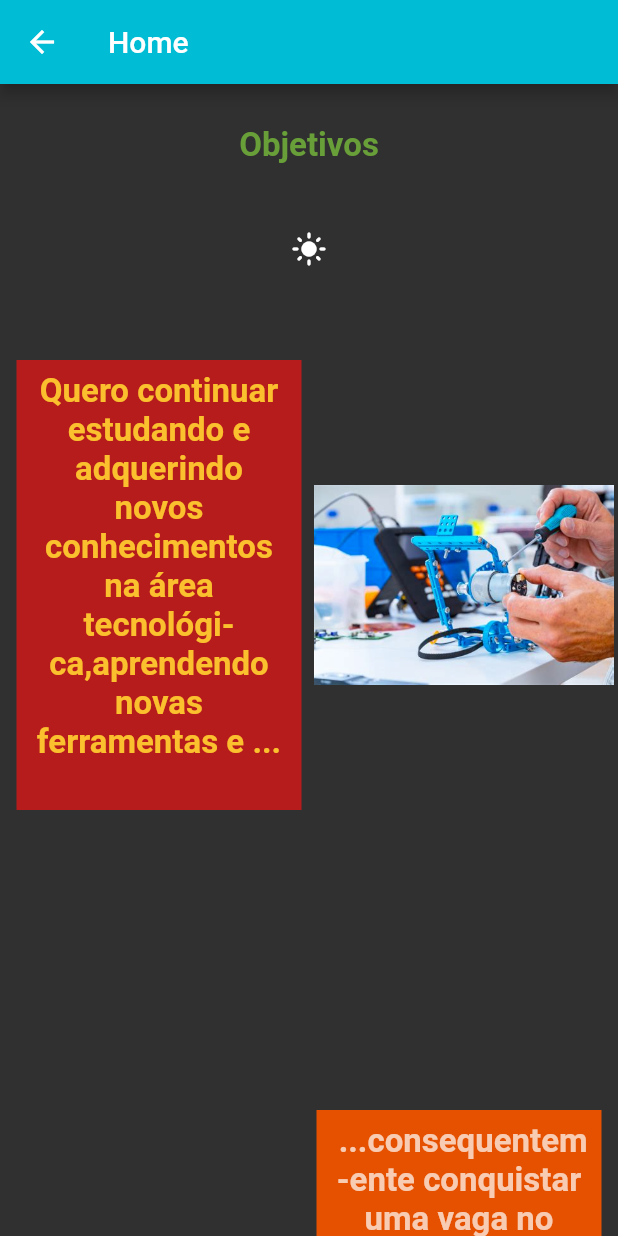
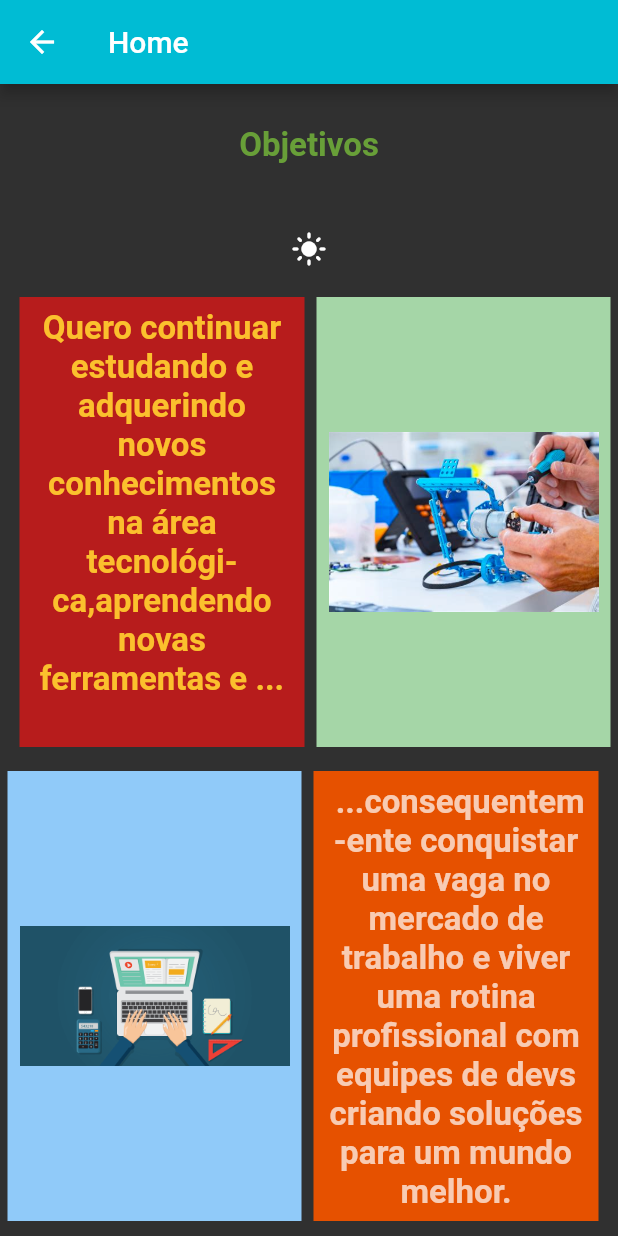
Before and after one commit to RonaldoFagundes/flutterMyPortfolio, a Flutter app: the InfoPage screen opened directly, after a tap on the "dark mode" icon, on a phone screen of 412 x 824 dp. Run offline on Flutter 3.47's test engine with Material 2 defaults, Android fonts, the phone set to English and light mode, and no system bars; our stand-ins replace carousel_slider, ionicons; network calls fail.

Commit message:
update v2

```diff
--- a/lib/pages/home_page.dart
+++ b/lib/pages/home_page.dart
@@ -1,13 +1,14 @@
 import 'package:flutter/material.dart';
 
 import 'package:carousel_slider/carousel_slider.dart';
-import 'package:my_portfolio/pages/java_page.dart';
-import 'package:material_design_icons_flutter/material_design_icons_flutter.dart';
+import 'package:ionicons/ionicons.dart';
 
+import '../models/launch_page.dart';
 import 'js_page.dart';
 import 'html_page.dart';
 import 'react_page.dart';
 import 'info_page.dart';
+import 'java_page.dart';
 
 class HomePage extends StatefulWidget {
   @override
@@ -44,9 +45,7 @@ class _HomePageState extends State<HomePage> {
                   accountName: Text("RonaldoFagundes"),
                   accountEmail: Text("rfagundes@gmail.com"),
                   currentAccountPicture: CircleAvatar(
-                    //radius: 40,
                     backgroundColor: Colors.transparent,
-
                     child: ClipRRect(
                       borderRadius: BorderRadius.circular(80.0),
                       child: Image.asset('../assets/images/myself.jpg'),
@@ -55,15 +54,13 @@ class _HomePageState extends State<HomePage> {
                 ),
               ),
               ListTile(
-                //leading: Icon(Icons.settings, color: Colors.green),
                 leading: Icon(
-                  MdiIcons.languageHtml5,
+                  Ionicons.logo_html5,
                   size: 40,
                   color: Colors.amber,
                 ),
-
                 title: Text(
-                  'Html/Css',
+                  'Html',
                   style: TextStyle(
                     fontSize: 24,
                     color: Colors.green,
@@ -80,9 +77,31 @@ class _HomePageState extends State<HomePage> {
                 },
               ),
               ListTile(
-                // leading: Icon(Icons.settings, color: Colors.green),
                 leading: Icon(
-                  MdiIcons.languageJavascript,
+                  Ionicons.logo_css3,
+                  size: 40,
+                  color: Colors.amber,
+                ),
+                title: Text(
+                  'Css',
+                  style: TextStyle(
+                    fontSize: 24,
+                    color: Colors.green,
+                    fontWeight: FontWeight.bold,
+                  ),
+                ),
+                onTap: () {
+                  Navigator.push(
+                    context,
+                    MaterialPageRoute(
+                      builder: (context) => HtmlPage(),
+                    ),
+                  );
+                },
+              ),
+              ListTile(
+                leading: Icon(
+                  Ionicons.logo_javascript,
                   size: 40,
                   color: Colors.amber,
                 ),
@@ -105,7 +124,7 @@ class _HomePageState extends State<HomePage> {
               ),
               ListTile(
                 leading: Icon(
-                  MdiIcons.react,
+                  Ionicons.logo_react,
                   size: 40,
                   color: Colors.amber,
                 ),
@@ -128,7 +147,7 @@ class _HomePageState extends State<HomePage> {
               ),
               ListTile(
                 leading: Icon(
-                  MdiIcons.languageJava,
+                  Ionicons.server,
                   size: 40,
                   color: Colors.amber,
                 ),
@@ -151,7 +170,7 @@ class _HomePageState extends State<HomePage> {
               ),
               ListTile(
                 leading: Icon(
-                  MdiIcons.bikeFast,
+                  Ionicons.bicycle,
                   size: 40,
                   color: Colors.amber,
                 ),
@@ -285,70 +304,15 @@ class _HomePageState extends State<HomePage> {
                       padding: const EdgeInsets.symmetric(
                           vertical: 15, horizontal: 20),
                       child: Container(
-                        decoration: BoxDecoration(
-                            color: Colors.green,
-                            shape: BoxShape.circle,
-                            boxShadow: [
-                              BoxShadow(
-                                offset: const Offset(3.0, 3.0),
-                                blurRadius: 5.0,
-                                spreadRadius: 2.0,
-                              ),
-                            ]),
                         child: IconButton(
                           onPressed: () {
-                            //   abrirWhatsApp();
+                            openWhatsApp(
+                                number: '+5521990288543', msg: 'Olá tudo bem?');
                           },
                           icon: Icon(
-                            Icons.phone,
-                            color: Colors.white,
-                          ),
-                        ),
-                      ),
-                    ),
-                    /*  Padding(
-                      padding: const EdgeInsets.symmetric(
-                          vertical: 5, horizontal: 20),
-                      child: Container(
-                        height: 50,
-                        width: 60,
-                        color: Colors.amber,
-                        child: IconButton(
-                          onPressed: () {
-                            //abrirWhatsApp();
-                          },
-                          icon: CircleAvatar(
-                            backgroundColor: Colors.green,
-                            child: Icon(
-                              Icons.phone,
-                              color: Colors.white,
-                            ),
-                          ),
-                        ),
-                      ),
-                    ), */
-                    Padding(
-                      padding: const EdgeInsets.symmetric(
-                          vertical: 15, horizontal: 20),
-                      child: Container(
-                        decoration: BoxDecoration(
-                            //color: Colors.grey,
-                            //shape: BoxShape.circle,
-                            boxShadow: [
-                              /* BoxShadow(
-                                offset: const Offset(3.0, 3.0),
-                                blurRadius: 5.0,
-                                spreadRadius: 2.0,
-                              ), */
-                            ]),
-                        child: IconButton(
-                          onPressed: () {
-                            //  abrirGitHub();
-                          },
-                          icon: Icon(
-                            MdiIcons.github,
+                            Ionicons.logo_whatsapp,
                             size: 40,
-                            color: Colors.amber,
+                            color: Colors.green,
                           ),
                         ),
                       ),
@@ -357,24 +321,30 @@ class _HomePageState extends State<HomePage> {
                       padding: const EdgeInsets.symmetric(
                           vertical: 15, horizontal: 20),
                       child: Container(
-                        decoration: BoxDecoration(
-                            //color: Colors.grey,
-                            //shape: BoxShape.circle,
-                            boxShadow: [
-                              /*  BoxShadow(
-                                offset: const Offset(3.0, 3.0),
-                                blurRadius: 5.0,
-                                spreadRadius: 2.0,
-                              ), */
-                            ]),
                         child: IconButton(
                           onPressed: () {
-                            //abrirLinkedin();
+                            openGitHub();
                           },
                           icon: Icon(
-                            MdiIcons.linkedin,
+                            Ionicons.logo_github,
                             size: 40,
-                            color: Colors.amber,
+                            color: Colors.white,
+                          ),
+                        ),
+                      ),
+                    ),
+                    Padding(
+                      padding: const EdgeInsets.symmetric(
+                          vertical: 15, horizontal: 20),
+                      child: Container(
+                        child: IconButton(
+                          onPressed: () {
+                            openLinkedin();
+                          },
+                          icon: Icon(
+                            Ionicons.logo_linkedin,
+                            size: 40,
+                            color: Colors.blue.shade900,
                           ),
                         ),
                       ),
@@ -389,40 +359,3 @@ class _HomePageState extends State<HomePage> {
     );
   }
 }
-
-/* abrirWhatsApp() async {
-  var whatsappUrl = "whatsapp://send?phone=+5586994324465&text=Olá,tudo bem ?";
-
-  if (await canLaunch(whatsappUrl)) {
-    await launch(whatsappUrl);
-  } else {
-    throw 'Could not launch $whatsappUrl';
-  }
-} */
-
-/* abrirGitHub() async {
-  const url = 'https://flutterando.com.br/';
-  if (await canLaunch(url)) {
-    await launch(url);
-  } else {
-    throw 'Could not launch $url';
-  }
-} */
-
-/* abrirLinkedin() async {
-  const url = 'https://flutterando.com.br/';
-  if (await canLaunch(url)) {
-    await launch(url);
-  } else {
-    throw 'Could not launch $url';
-  }
-}
- */
-/* class MyFlutterApp {
-  MyFlutterApp._();
-
-  static const _KFontFam = 'MyFlutterApp';
-  static const String _KFontPkg = null;
-
-  static const IconData home = IconData (0
-}; */
--- a/lib/pages/info_page.dart
+++ b/lib/pages/info_page.dart
@@ -75,10 +75,17 @@ class _InfoPageState extends State<InfoPage> {
                       ),
                     ),
                   ),
-                  Image.asset(
-                    'assets/images/study.png',
-                    height: 400,
-                    width: 200,
+                  Container(
+                    height: 300,
+                    color: Colors.green.shade200,
+                    child: Padding(
+                      padding: const EdgeInsets.all(8.0),
+                      child: Image.asset(
+                        'assets/images/study.png',
+                        height: 400,
+                        width: 180,
+                      ),
+                    ),
                   ),
                 ],
               ),
@@ -86,11 +93,15 @@ class _InfoPageState extends State<InfoPage> {
                 mainAxisAlignment: MainAxisAlignment.center,
                 children: [
                   Container(
-                    height: 600,
-                    width: 200,
-                    child: Image.asset(
-                      'assets/images/work.png',
-                      height: 500,
+                    height: 300,
+                    color: Colors.blue.shade200,
+                    child: Padding(
+                      padding: const EdgeInsets.all(8.0),
+                      child: Image.asset(
+                        'assets/images/work.png',
+                        height: 400,
+                        width: 180,
+                      ),
                     ),
                   ),
                   Padding(
--- a/pubspec.yaml
+++ b/pubspec.yaml
@@ -29,6 +29,8 @@ dependencies:
   # Use with the CupertinoIcons class for iOS style icons.
   cupertino_icons: ^1.0.2
   carousel_slider: ^4.0.0
+  url_launcher: ^6.0.9
+  ionicons: ^0.1.2
   material_design_icons_flutter: 4.0.5955
 
 dev_dependencies:
```
Also changed, not shown: lib/models/launch_page.dart (added, +36 -0 lines), lib/pages/js_page.dart (+29 -18 lines), pubspec.lock.
